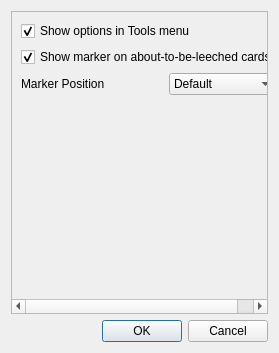
First picture: the form in res/ui/options_dialog.ui, repository iamjustkoi/LeechToolkit, before the edit.
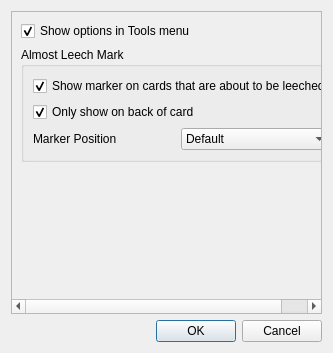
Second picture: the form after the edit.

Commit message: Reformatting and added option for showing marker on back only

```diff
--- a/res/ui/options_dialog.ui
+++ b/res/ui/options_dialog.ui
@@ -9,7 +9,7 @@
    <rect>
     <x>0</x>
     <y>0</y>
-    <width>279</width>
+    <width>333</width>
     <height>353</height>
    </rect>
   </property>
@@ -27,8 +27,8 @@
        <rect>
         <x>0</x>
         <y>0</y>
-        <width>259</width>
-        <height>86</height>
+        <width>313</width>
+        <height>142</height>
        </rect>
       </property>
       <property name="sizePolicy">
@@ -49,9 +49,25 @@
         </widget>
        </item>
        <item>
-        <widget class="QCheckBox" name="almostMarkCheckbox">
+        <widget class="QGroupBox" name="markerGroup">
+         <property name="title">
+          <string>Almost Leech Mark</string>
+         </property>
+         <layout class="QVBoxLayout" name="markerLayout">
+          <item>
+           <widget class="QCheckBox" name="almostCheckbox">
          <property name="text">
-          <string>Show marker on about-to-be-leeched cards</string>
+             <string>Show marker on cards that are about to be leeched</string>
+            </property>
+            <property name="checked">
+             <bool>true</bool>
+            </property>
+           </widget>
+          </item>
+          <item>
+           <widget class="QCheckBox" name="almostBackCheckbox">
+            <property name="text">
+             <string>Only show on back of card</string>
          </property>
          <property name="checked">
           <bool>true</bool>
@@ -90,6 +106,9 @@
           </widget>
          </item>
         </layout>
+          </item>
+         </layout>
+        </widget>
        </item>
       </layout>
      </widget>
```
Lines whose indentation alone changed are shown as unchanged. The commit also changes 4 other files.
